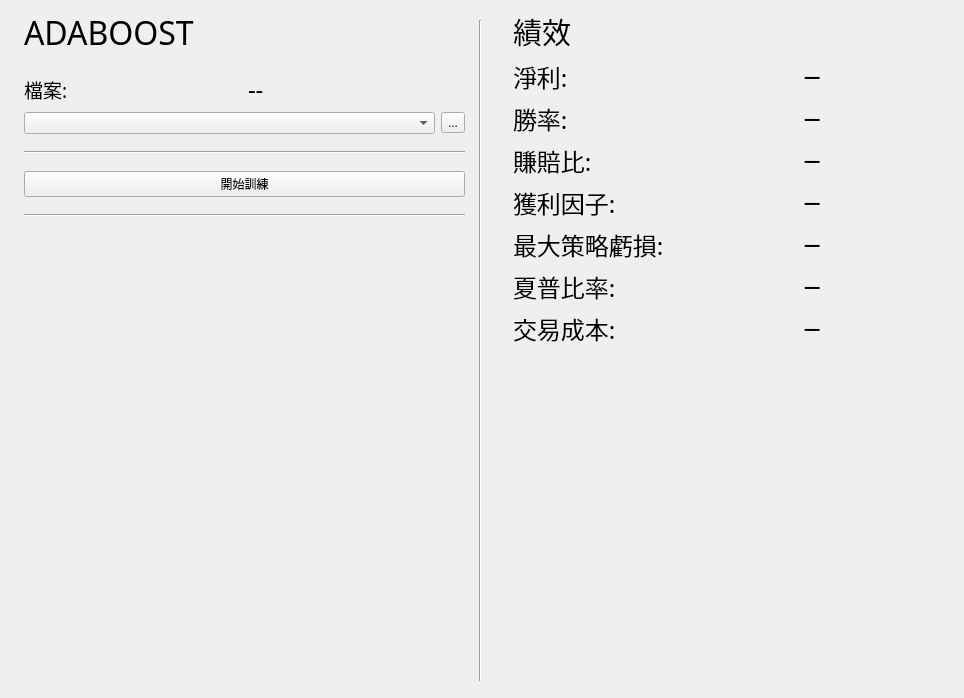
First picture: the form in Adaboost_UI.ui, repository allen93075/Winner, before the edit.
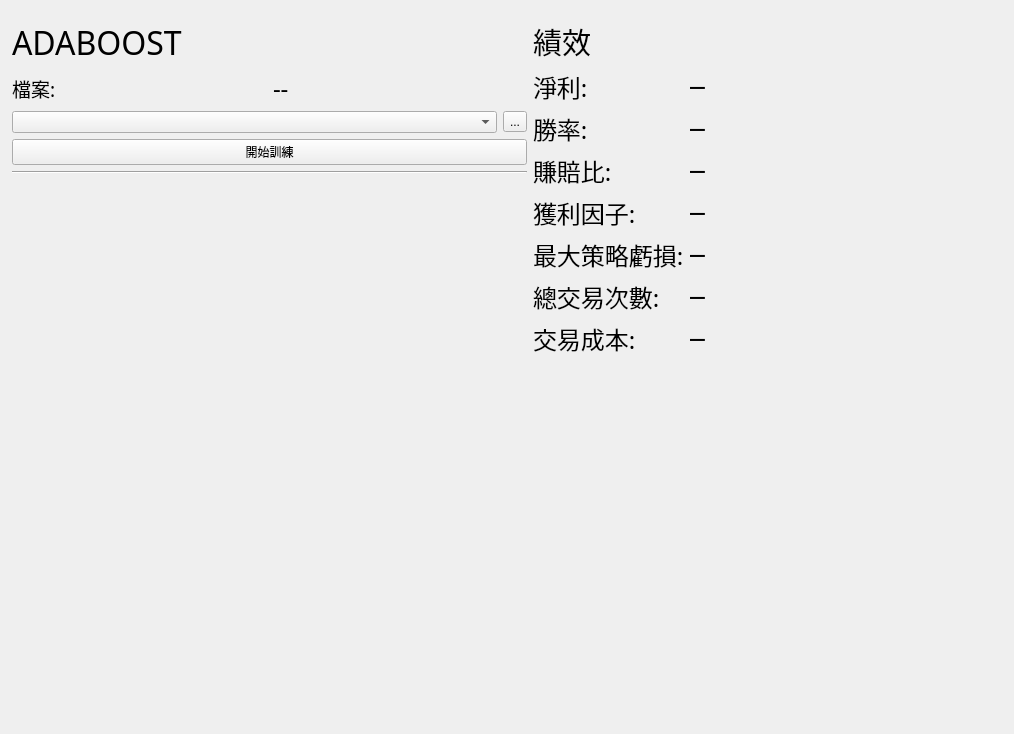
Second picture: the form after the edit.

```diff
--- a/Adaboost_UI.ui
+++ b/Adaboost_UI.ui
@@ -6,8 +6,8 @@
    <rect>
     <x>0</x>
     <y>0</y>
-    <width>964</width>
-    <height>698</height>
+    <width>1014</width>
+    <height>734</height>
    </rect>
   </property>
   <property name="windowTitle">
@@ -16,15 +16,108 @@
   <widget class="QWidget" name="layoutWidget_2">
    <property name="geometry">
     <rect>
-     <x>513</x>
-     <y>10</y>
-     <width>441</width>
-     <height>676</height>
+     <x>12</x>
+     <y>20</y>
+     <width>981</width>
+     <height>701</height>
     </rect>
    </property>
-   <layout class="QVBoxLayout" name="verticalLayout_4">
+   <layout class="QHBoxLayout" name="horizontalLayout">
     <item>
-     <widget class="QLabel" name="label_4">
+     <layout class="QVBoxLayout" name="verticalLayout_3">
+      <item>
+       <widget class="QLabel" name="headingLabel_2">
+        <property name="font">
+         <font>
+          <family>微軟正黑體</family>
+          <pointsize>24</pointsize>
+         </font>
+        </property>
+        <property name="text">
+         <string>ADABOOST</string>
+        </property>
+       </widget>
+      </item>
+      <item>
+       <layout class="QHBoxLayout" name="horizontalLayout_3">
+        <item>
+         <widget class="QLabel" name="label_15">
+          <property name="font">
+           <font>
+            <family>微軟正黑體</family>
+            <pointsize>14</pointsize>
+           </font>
+          </property>
+          <property name="text">
+           <string>檔案:</string>
+          </property>
+         </widget>
+        </item>
+        <item>
+         <widget class="QLabel" name="dataPath_2">
+          <property name="font">
+           <font>
+            <family>Agency FB</family>
+            <pointsize>18</pointsize>
+           </font>
+          </property>
+          <property name="text">
+           <string>--</string>
+          </property>
+          <property name="alignment">
+           <set>Qt::AlignLeading|Qt::AlignLeft|Qt::AlignVCenter</set>
+          </property>
+         </widget>
+        </item>
+       </layout>
+      </item>
+      <item>
+       <layout class="QHBoxLayout" name="horizontalLayout_2">
+        <item>
+         <widget class="QComboBox" name="comboBox"/>
+        </item>
+        <item>
+         <widget class="QToolButton" name="choseDataBtn">
+          <property name="text">
+           <string>...</string>
+          </property>
+         </widget>
+        </item>
+       </layout>
+      </item>
+      <item>
+       <widget class="QPushButton" name="startTrainBtn">
+        <property name="text">
+         <string>開始訓練</string>
+        </property>
+       </widget>
+      </item>
+      <item>
+       <widget class="Line" name="line_5">
+        <property name="orientation">
+         <enum>Qt::Horizontal</enum>
+        </property>
+       </widget>
+      </item>
+      <item>
+       <spacer name="verticalSpacer_12">
+        <property name="orientation">
+         <enum>Qt::Vertical</enum>
+        </property>
+        <property name="sizeHint" stdset="0">
+         <size>
+          <width>515</width>
+          <height>485</height>
+         </size>
+        </property>
+       </spacer>
+      </item>
+     </layout>
+    </item>
+    <item>
+     <layout class="QVBoxLayout" name="verticalLayout_7">
+      <item>
+       <widget class="QLabel" name="label_6">
       <property name="font">
        <font>
         <family>微軟正黑體</family>
@@ -37,7 +130,7 @@
      </widget>
     </item>
     <item>
-     <layout class="QFormLayout" name="formLayout">
+       <layout class="QFormLayout" name="formLayout_3">
       <item row="0" column="0">
        <widget class="QLabel" name="profitCol">
         <property name="font">
@@ -66,7 +159,7 @@
          <string>─</string>
         </property>
         <property name="alignment">
-         <set>Qt::AlignCenter</set>
+           <set>Qt::AlignLeading|Qt::AlignLeft|Qt::AlignVCenter</set>
         </property>
        </widget>
       </item>
@@ -98,7 +191,7 @@
          <string>─</string>
         </property>
         <property name="alignment">
-         <set>Qt::AlignCenter</set>
+           <set>Qt::AlignLeading|Qt::AlignLeft|Qt::AlignVCenter</set>
         </property>
        </widget>
       </item>
@@ -130,7 +223,7 @@
          <string>─</string>
         </property>
         <property name="alignment">
-         <set>Qt::AlignCenter</set>
+           <set>Qt::AlignLeading|Qt::AlignLeft|Qt::AlignVCenter</set>
         </property>
        </widget>
       </item>
@@ -162,7 +255,7 @@
          <string>─</string>
         </property>
         <property name="alignment">
-         <set>Qt::AlignCenter</set>
+           <set>Qt::AlignLeading|Qt::AlignLeft|Qt::AlignVCenter</set>
         </property>
        </widget>
       </item>
@@ -194,7 +287,7 @@
          <string>─</string>
         </property>
         <property name="alignment">
-         <set>Qt::AlignCenter</set>
+           <set>Qt::AlignLeading|Qt::AlignLeft|Qt::AlignVCenter</set>
         </property>
        </widget>
       </item>
@@ -207,7 +300,7 @@
          </font>
         </property>
         <property name="text">
-         <string>夏普比率:</string>
+           <string>總交易次數:</string>
         </property>
         <property name="alignment">
          <set>Qt::AlignLeading|Qt::AlignLeft|Qt::AlignVCenter</set>
@@ -226,7 +319,7 @@
          <string>─</string>
         </property>
         <property name="alignment">
-         <set>Qt::AlignCenter</set>
+           <set>Qt::AlignLeading|Qt::AlignLeft|Qt::AlignVCenter</set>
         </property>
        </widget>
       </item>
@@ -258,14 +351,14 @@
          <string>─</string>
         </property>
         <property name="alignment">
-         <set>Qt::AlignCenter</set>
+           <set>Qt::AlignLeading|Qt::AlignLeft|Qt::AlignVCenter</set>
         </property>
        </widget>
       </item>
      </layout>
     </item>
     <item>
-     <spacer name="verticalSpacer_2">
+       <spacer name="verticalSpacer_4">
       <property name="orientation">
        <enum>Qt::Vertical</enum>
       </property>
@@ -278,177 +371,8 @@
      </spacer>
     </item>
    </layout>
-  </widget>
-  <widget class="QWidget" name="layoutWidget">
-   <property name="geometry">
-    <rect>
-     <x>24</x>
-     <y>10</y>
-     <width>441</width>
-     <height>676</height>
-    </rect>
-   </property>
-   <layout class="QVBoxLayout" name="verticalLayout_3">
-    <item>
-     <widget class="QLabel" name="headingLabel_2">
-      <property name="font">
-       <font>
-        <family>微軟正黑體</family>
-        <pointsize>24</pointsize>
-       </font>
-      </property>
-      <property name="text">
-       <string>ADABOOST</string>
-      </property>
-     </widget>
     </item>
-    <item>
-     <spacer name="verticalSpacer_8">
-      <property name="orientation">
-       <enum>Qt::Vertical</enum>
-      </property>
-      <property name="sizeHint" stdset="0">
-       <size>
-        <width>17</width>
-        <height>27</height>
-       </size>
-      </property>
-     </spacer>
-    </item>
-    <item>
-     <layout class="QHBoxLayout" name="horizontalLayout_3">
-      <item>
-       <widget class="QLabel" name="label_15">
-        <property name="font">
-         <font>
-          <family>微軟正黑體</family>
-          <pointsize>14</pointsize>
-         </font>
-        </property>
-        <property name="text">
-         <string>檔案:</string>
-        </property>
-       </widget>
-      </item>
-      <item>
-       <widget class="QLabel" name="dataPath_2">
-        <property name="font">
-         <font>
-          <family>Agency FB</family>
-          <pointsize>18</pointsize>
-         </font>
-        </property>
-        <property name="text">
-         <string>--</string>
-        </property>
-        <property name="alignment">
-         <set>Qt::AlignLeading|Qt::AlignLeft|Qt::AlignVCenter</set>
-        </property>
-       </widget>
-      </item>
-     </layout>
-    </item>
-    <item>
-     <layout class="QHBoxLayout" name="horizontalLayout_2">
-      <item>
-       <widget class="QComboBox" name="train_data_combobox"/>
-      </item>
-      <item>
-       <widget class="QToolButton" name="traindata_toolButton">
-        <property name="text">
-         <string>...</string>
-        </property>
-       </widget>
-      </item>
-     </layout>
-    </item>
-    <item>
-     <spacer name="verticalSpacer_9">
-      <property name="orientation">
-       <enum>Qt::Vertical</enum>
-      </property>
-      <property name="sizeHint" stdset="0">
-       <size>
-        <width>17</width>
-        <height>27</height>
-       </size>
-      </property>
-     </spacer>
-    </item>
-    <item>
-     <widget class="Line" name="line_5">
-      <property name="orientation">
-       <enum>Qt::Horizontal</enum>
-      </property>
-     </widget>
-    </item>
-    <item>
-     <spacer name="verticalSpacer_10">
-      <property name="orientation">
-       <enum>Qt::Vertical</enum>
-      </property>
-      <property name="sizeHint" stdset="0">
-       <size>
-        <width>17</width>
-        <height>26</height>
-       </size>
-      </property>
-     </spacer>
-    </item>
-    <item>
-     <widget class="QPushButton" name="startTrainBtn_2">
-      <property name="text">
-       <string>開始訓練</string>
-      </property>
-     </widget>
-    </item>
-    <item>
-     <spacer name="verticalSpacer_11">
-      <property name="orientation">
-       <enum>Qt::Vertical</enum>
-      </property>
-      <property name="sizeHint" stdset="0">
-       <size>
-        <width>17</width>
-        <height>27</height>
-       </size>
-      </property>
-     </spacer>
-    </item>
-    <item>
-     <widget class="Line" name="line_6">
-      <property name="orientation">
-       <enum>Qt::Horizontal</enum>
-      </property>
-     </widget>
-    </item>
-    <item>
-     <spacer name="verticalSpacer_12">
-      <property name="orientation">
-       <enum>Qt::Vertical</enum>
-      </property>
-      <property name="sizeHint" stdset="0">
-       <size>
-        <width>515</width>
-        <height>485</height>
-       </size>
-      </property>
-     </spacer>
-    </item>
-   </layout>
-  </widget>
-  <widget class="Line" name="line">
-   <property name="geometry">
-    <rect>
-     <x>470</x>
-     <y>20</y>
-     <width>20</width>
-     <height>661</height>
-    </rect>
-   </property>
-   <property name="orientation">
-    <enum>Qt::Vertical</enum>
-   </property>
+   </layout>
   </widget>
  </widget>
  <resources/>
```
Left out of the diff: 6 changed lines with no effect on the pictures. Lines whose indentation alone changed are shown as unchanged.
